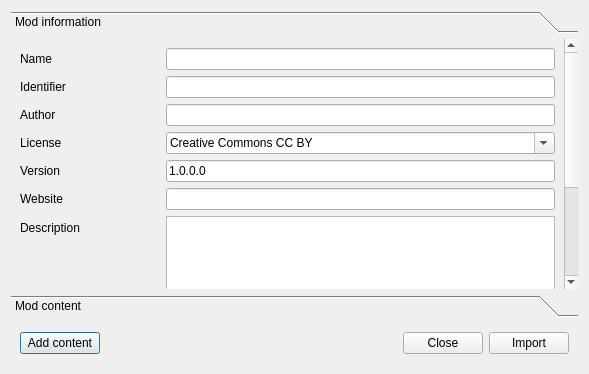
This is src/modimporter.ui in kriana/SilVerPLuM as Qt 5 draws it before an edit. The edited form follows.
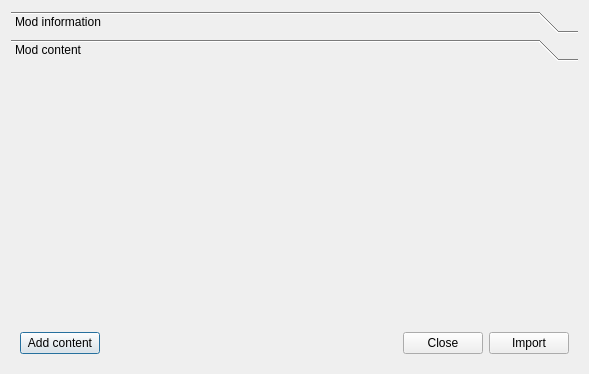
This is the edited form. Icons and pictures are not drawn. Custom widgets are drawn as their Qt base class.

What changed in the file:
```diff
--- a/src/modimporter.ui
+++ b/src/modimporter.ui
@@ -20,7 +20,7 @@
    <item>
     <widget class="QToolBox" name="toolBox">
      <property name="currentIndex">
-      <number>0</number>
+      <number>1</number>
      </property>
      <widget class="QWidget" name="page">
       <property name="geometry">
@@ -295,7 +295,7 @@
        </item>
       </layout>
      </widget>
-     <widget class="QWidget" name="contentItems">
+     <widget class="QWidget" name="contentItemsPage">
       <property name="geometry">
        <rect>
         <x>0</x>
@@ -307,7 +307,33 @@
       <attribute name="label">
        <string>Mod content</string>
       </attribute>
-      <layout class="QVBoxLayout" name="verticalLayout_3"/>
+      <layout class="QVBoxLayout" name="verticalLayout_3">
+       <item>
+        <widget class="QWidget" name="contentItems" native="true">
+         <layout class="QVBoxLayout" name="verticalLayout_2">
+          <property name="leftMargin">
+           <number>0</number>
+          </property>
+          <property name="rightMargin">
+           <number>0</number>
+          </property>
+         </layout>
+        </widget>
+       </item>
+       <item>
+        <spacer name="verticalSpacer">
+         <property name="orientation">
+          <enum>Qt::Vertical</enum>
+         </property>
+         <property name="sizeHint" stdset="0">
+          <size>
+           <width>20</width>
+           <height>40</height>
+          </size>
+         </property>
+        </spacer>
+       </item>
+      </layout>
      </widget>
     </widget>
    </item>
```
Left out of the diff: 36 changed lines with no effect on the pictures.
